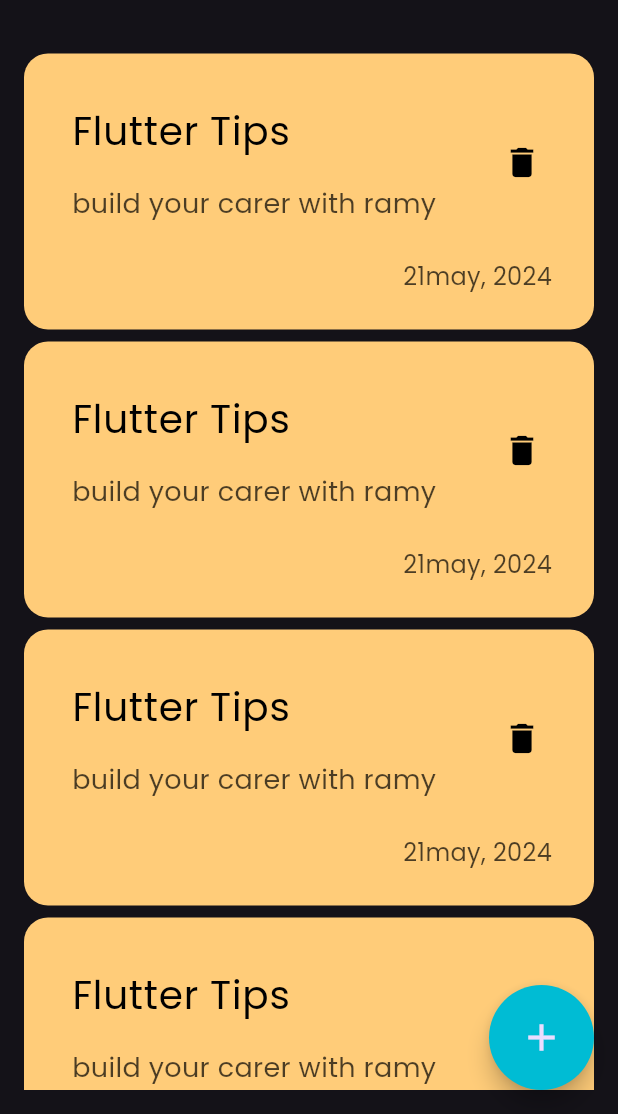
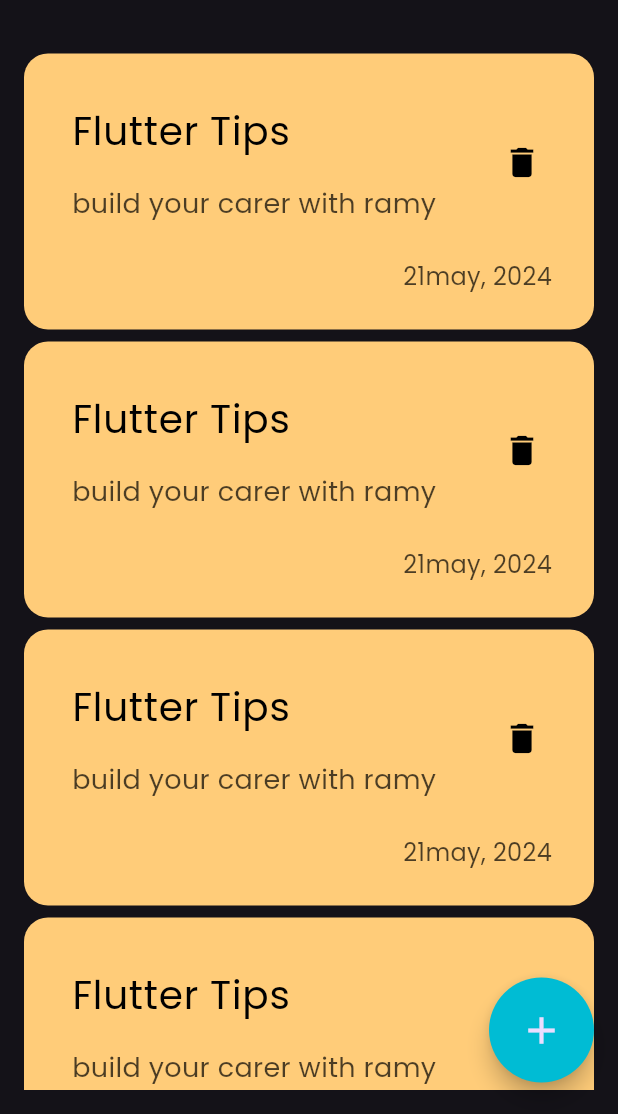
Before and after one commit to ramy23149/notes_app, a Flutter app: the screen it shows after launch, on a phone screen of 412 x 824 dp, the part 122-1236 px from its top. Run offline on Flutter 3.47's test engine with Material 3 defaults, Android fonts, the phone set to English and light mode, and no system bars.

```diff
--- a/lib/views/notes_ view.dart
+++ b/lib/views/notes_ view.dart
@@ -8,7 +8,9 @@ class NotesView extends StatelessWidget {
   @override
   Widget build(BuildContext context) {
     return Scaffold(
-      floatingActionButton: Container(
+      floatingActionButton: Padding(
+        padding: const EdgeInsets.only(bottom: 5),
+        child: SizedBox(
           width: 70,
           height: 70,
           child: FloatingActionButton(
@@ -31,6 +33,7 @@ class NotesView extends StatelessWidget {
                 RoundedRectangleBorder(borderRadius: BorderRadius.circular(100)),
           ),
         ),
+      ),
       body: const NotesViewBody(),
     );
   }
```
Also changed, not shown: lib/models/note_modle.dart (added, +13 -0 lines). Lines whose indentation alone changed are shown as unchanged.
